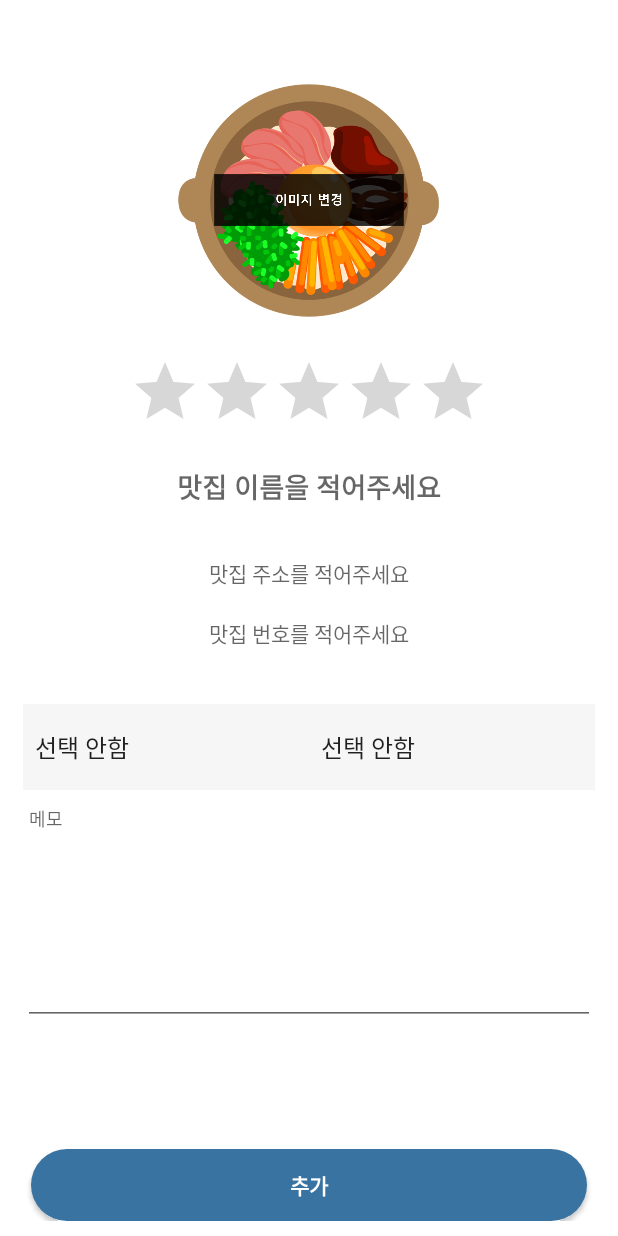
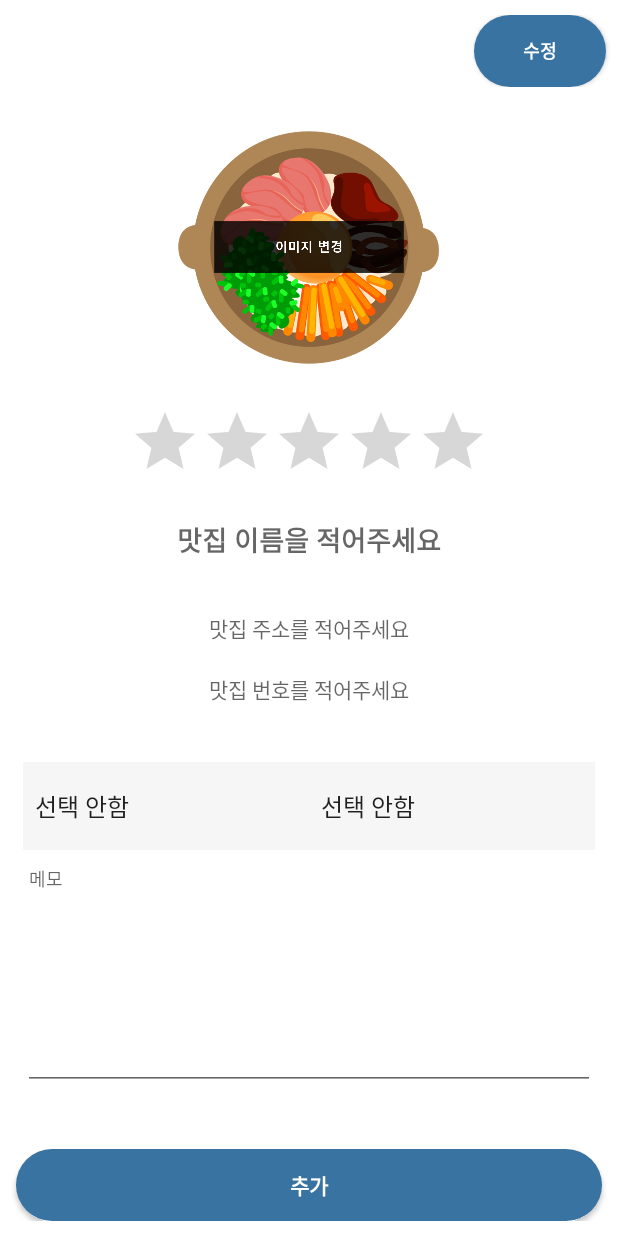
Before and after one commit to JangJuRi/FoodMemo, an Android app: the FoodDsForm screen opened directly, with no data from a screen before it, on a phone screen of 412 x 824 dp. Run offline under Robolectric (Android 15) with nearby library versions, the phone set to English and light mode, and no system bars; pictures from the network do not load.

Commit message:
레이아웃 수정

```diff
--- a/app/src/main/res/layout/food_dsform.xml
+++ b/app/src/main/res/layout/food_dsform.xml
@@ -6,40 +6,46 @@
     android:layout_width="match_parent"
     android:layout_height="match_parent">
 
-    <Button
-        android:id="@+id/food_editable"
-        android:layout_width="wrap_content"
-        android:layout_height="wrap_content"
-        android:layout_marginTop="8dp"
-        android:layout_marginEnd="8dp"
-        android:layout_marginRight="8dp"
-        android:background="@drawable/ds_button"
-        android:text="수정"
-        android:textColor="#FFFFFF"
-        android:textSize="12sp"
-        android:textStyle="bold"
-        android:visibility="gone"
-        app:layout_constraintEnd_toEndOf="@+id/linearLayout"
-        app:layout_constraintTop_toTopOf="@+id/linearLayout" />
-
     <LinearLayout
         android:id="@+id/linearLayout"
         android:layout_width="match_parent"
         android:layout_height="match_parent"
         android:background="@android:color/background_light"
         android:orientation="vertical"
-        android:paddingLeft="15dp"
-        android:paddingTop="30dp"
-        android:paddingRight="15dp"
-        android:paddingBottom="10dp"
         tools:layout_editor_absoluteX="0dp"
         tools:layout_editor_absoluteY="0dp">
 
         <LinearLayout
             android:layout_width="match_parent"
+            android:layout_height="wrap_content"
+            android:gravity="center|right"
+            android:orientation="vertical"
+            android:paddingTop="10dp"
+            android:paddingBottom="1dp">
+
+            <Button
+                android:id="@+id/food_editable"
+                android:layout_width="wrap_content"
+                android:layout_height="wrap_content"
+                android:layout_marginEnd="8dp"
+                android:background="@drawable/ds_button"
+                android:text="수정"
+                android:textColor="#FFFFFF"
+                android:textSize="12sp"
+                android:textStyle="bold"
+                android:visibility="visible"
+                app:layout_constraintEnd_toEndOf="@+id/linearLayout"
+                app:layout_constraintTop_toTopOf="@+id/linearLayout" />
+        </LinearLayout>
+
+        <LinearLayout
+            android:layout_width="match_parent"
             android:layout_height="match_parent"
             android:layout_weight="1"
-            android:orientation="vertical">
+            android:orientation="vertical"
+            android:paddingLeft="15dp"
+            android:paddingRight="15dp"
+            android:paddingBottom="10dp">
 
             <LinearLayout
                 android:layout_width="match_parent"
@@ -157,7 +163,10 @@
             android:layout_height="match_parent"
             android:layout_weight="5"
             android:gravity="bottom"
-            android:orientation="horizontal">
+            android:orientation="horizontal"
+            android:paddingLeft="5dp"
+            android:paddingRight="5dp"
+            android:paddingBottom="10dp">
 
             <Button
                 android:id="@+id/food_edit"
--- a/app/src/main/res/values/colors.xml
+++ b/app/src/main/res/values/colors.xml
@@ -1,6 +1,6 @@
 <?xml version="1.0" encoding="utf-8"?>
 <resources>
-    <color name="colorPrimary">#008577</color>
+    <color name="colorPrimary">#C0D2D7</color>
     <color name="colorPrimaryDark">#3873A2</color>
     <color name="colorAccent">#D81B60</color>
 </resources>
```
